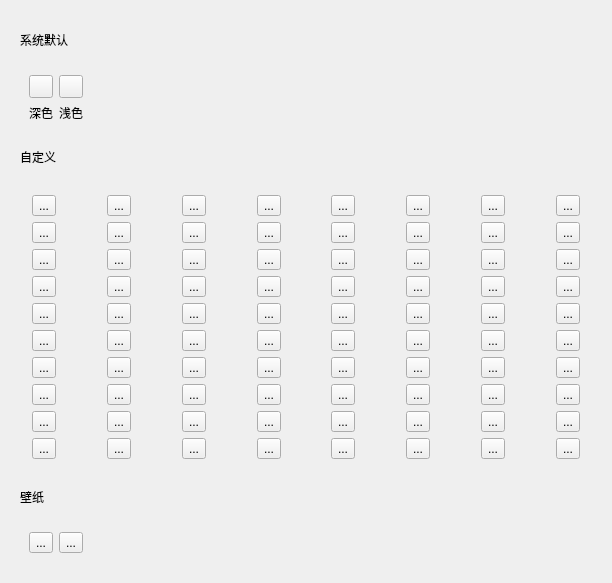
This is App/widgets/themeswitchwidget.ui in kevinWu7/LifeNote as Qt 5 draws it before an edit. The edited form follows.
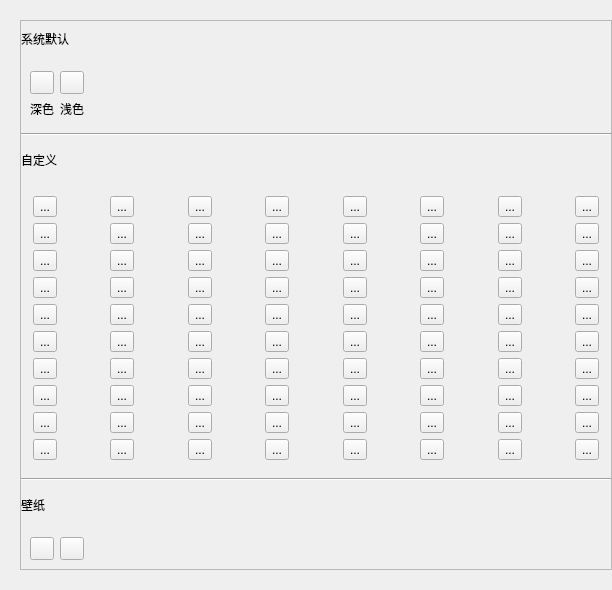
This is the edited form.

Commit message: save last themeId to localXml

The edit to the form file:
```diff
--- a/App/widgets/themeswitchwidget.ui
+++ b/App/widgets/themeswitchwidget.ui
@@ -7,14 +7,65 @@
     <x>0</x>
     <y>0</y>
     <width>612</width>
-    <height>583</height>
+    <height>590</height>
    </rect>
   </property>
+  <property name="sizePolicy">
+   <sizepolicy hsizetype="Expanding" vsizetype="Expanding">
+    <horstretch>0</horstretch>
+    <verstretch>0</verstretch>
+   </sizepolicy>
+  </property>
   <property name="windowTitle">
    <string>Form</string>
   </property>
+  <layout class="QVBoxLayout" name="verticalLayout_6">
+   <property name="leftMargin">
+    <number>0</number>
+   </property>
+   <property name="topMargin">
+    <number>0</number>
+   </property>
+   <property name="rightMargin">
+    <number>0</number>
+   </property>
+   <property name="bottomMargin">
+    <number>0</number>
+   </property>
+   <item>
+    <widget class="QWidget" name="themeScrollAreaContainer" native="true">
   <layout class="QVBoxLayout" name="verticalLayout">
    <property name="leftMargin">
+       <number>20</number>
+      </property>
+      <property name="topMargin">
+       <number>20</number>
+      </property>
+      <property name="rightMargin">
+       <number>0</number>
+      </property>
+      <property name="bottomMargin">
+       <number>20</number>
+      </property>
+      <item>
+       <widget class="QScrollArea" name="scrollArea">
+        <property name="horizontalScrollBarPolicy">
+         <enum>Qt::ScrollBarAlwaysOff</enum>
+        </property>
+        <property name="widgetResizable">
+         <bool>true</bool>
+        </property>
+        <widget class="QWidget" name="scrollAreaWidgetContents">
+         <property name="geometry">
+          <rect>
+           <x>0</x>
+           <y>0</y>
+           <width>590</width>
+           <height>584</height>
+          </rect>
+         </property>
+         <layout class="QVBoxLayout" name="verticalLayout_5">
+          <property name="leftMargin">
     <number>0</number>
    </property>
    <property name="topMargin">
@@ -30,16 +81,16 @@
     <widget class="QWidget" name="mainSwitchWidget" native="true">
      <layout class="QVBoxLayout" name="verticalLayout_2">
       <property name="leftMargin">
-       <number>20</number>
+              <number>0</number>
       </property>
       <property name="topMargin">
-       <number>20</number>
+              <number>0</number>
       </property>
       <property name="rightMargin">
-       <number>20</number>
+              <number>0</number>
       </property>
       <property name="bottomMargin">
-       <number>20</number>
+              <number>0</number>
       </property>
       <item>
        <widget class="QLabel" name="label">
@@ -116,7 +167,14 @@
        </widget>
       </item>
       <item>
-       <widget class="QLabel" name="label_2">
+              <widget class="Line" name="topHorizontalLine">
+               <property name="orientation">
+                <enum>Qt::Horizontal</enum>
+               </property>
+              </widget>
+             </item>
+             <item>
+              <widget class="QLabel" name="diyColorLabel">
         <property name="text">
          <string>自定义</string>
         </property>
@@ -1038,7 +1096,14 @@
        </widget>
       </item>
       <item>
-       <widget class="QLabel" name="label_3">
+              <widget class="Line" name="bottomHorizontalLine">
+               <property name="orientation">
+                <enum>Qt::Horizontal</enum>
+               </property>
+              </widget>
+             </item>
+             <item>
+              <widget class="QLabel" name="pictureLabel">
         <property name="text">
          <string>壁纸</string>
         </property>
@@ -1050,14 +1115,20 @@
          <item row="0" column="1">
           <widget class="QToolButton" name="toolButton_6">
            <property name="text">
-            <string>...</string>
+                   <string/>
+                  </property>
+                  <property name="checkable">
+                   <bool>true</bool>
            </property>
           </widget>
          </item>
          <item row="0" column="0">
           <widget class="QToolButton" name="toolButton_5">
            <property name="text">
-            <string>...</string>
+                   <string/>
+                  </property>
+                  <property name="checkable">
+                   <bool>true</bool>
            </property>
           </widget>
          </item>
@@ -1075,6 +1146,13 @@
           </spacer>
          </item>
         </layout>
+              </widget>
+             </item>
+            </layout>
+           </widget>
+          </item>
+         </layout>
+        </widget>
        </widget>
       </item>
      </layout>
```
Left out of the diff: 2 changed lines with no effect on the pictures. Lines whose indentation alone changed are shown as unchanged. The commit also changes 14 other files.
